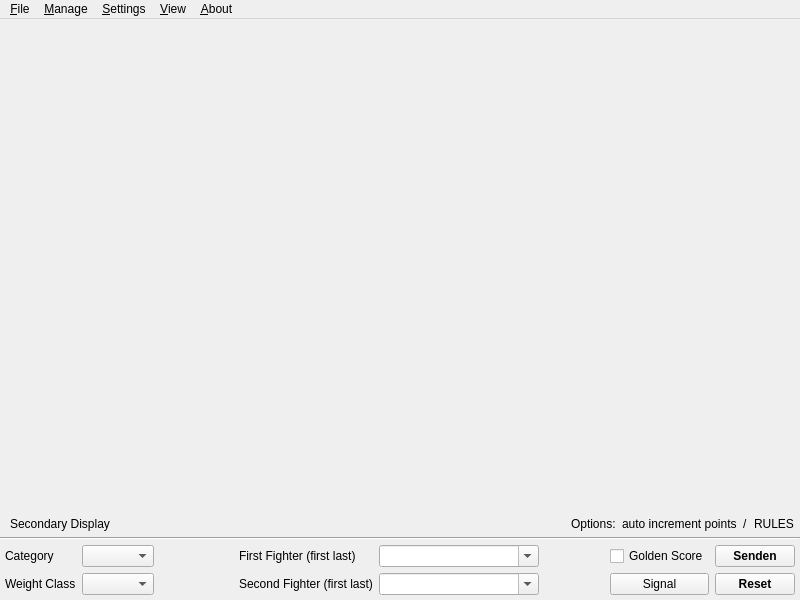
First picture: the form in base/MainWindow.ui, repository djvgg/Ipponboard, before the edit.
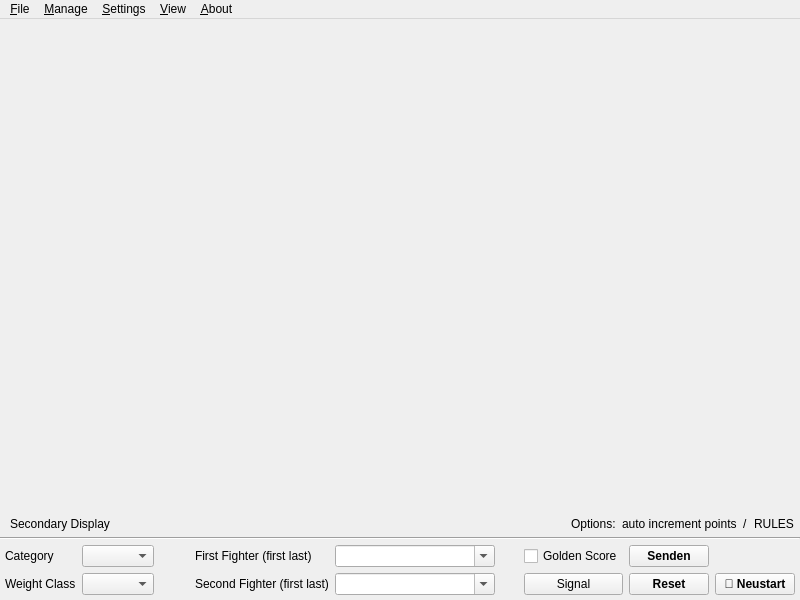
Second picture: the form after the edit. Icons and pictures are not drawn.

Commit message: Receive Fight, reset Button,

Patch:
```diff
--- a/base/MainWindow.ui
+++ b/base/MainWindow.ui
@@ -399,6 +399,31 @@
         </property>
        </widget>
       </item>
+      <item row="1" column="9">
+       <widget class="QPushButton" name="button_reload">
+        <property name="sizePolicy">
+         <sizepolicy hsizetype="Minimum" vsizetype="Preferred">
+          <horstretch>0</horstretch>
+          <verstretch>0</verstretch>
+         </sizepolicy>
+        </property>
+        <property name="font">
+         <font>
+          <weight>75</weight>
+          <bold>true</bold>
+         </font>
+        </property>
+        <property name="focusPolicy">
+         <enum>Qt::NoFocus</enum>
+        </property>
+        <property name="toolTip">
+         <string>Aktuellen Kampf neu starten (Kämpfer bleiben)</string>
+        </property>
+        <property name="text">
+         <string>🔄 Neustart</string>
+        </property>
+       </widget>
+      </item>
       <item row="1" column="5">
        <widget class="QComboBox" name="comboBox_name_second">
         <property name="sizePolicy">
```
The commit also changes 7 other files.
